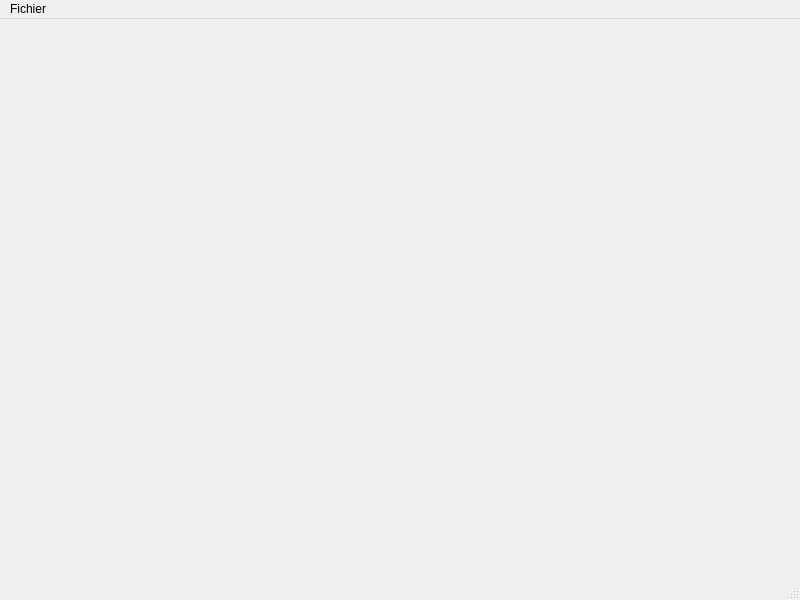
Before: the Qt Designer form LEJEUNE_BOUETE-GIRAUD/interface.ui in GuilhemS31/SpaceX, drawn with Qt 5.
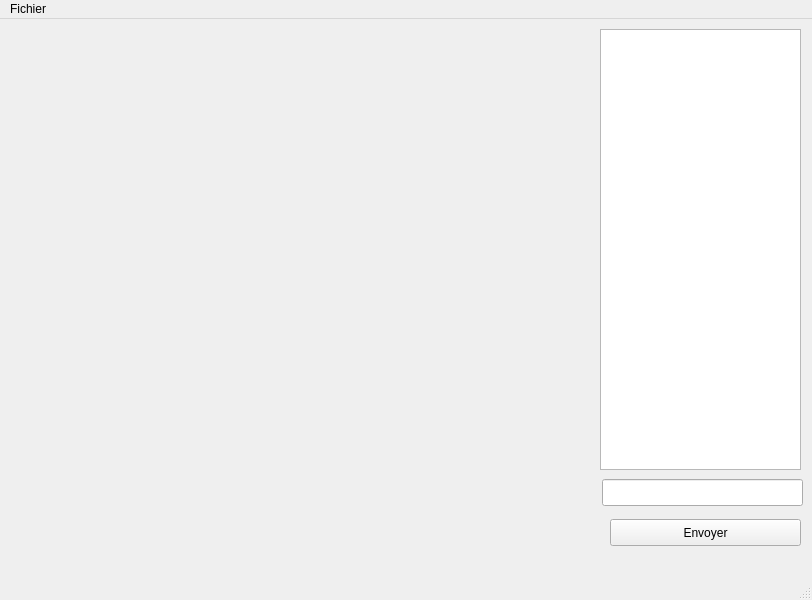
After: the same form once the commit is applied.

Commit message: INTERFACE: je fais des trucs

```diff
--- a/LEJEUNE_BOUETE-GIRAUD/interface.ui
+++ b/LEJEUNE_BOUETE-GIRAUD/interface.ui
@@ -6,7 +6,7 @@
    <rect>
     <x>0</x>
     <y>0</y>
-    <width>800</width>
+    <width>812</width>
     <height>600</height>
    </rect>
   </property>
@@ -17,13 +17,46 @@
    <widget class="QWidget" name="gridLayoutWidget">
     <property name="geometry">
      <rect>
-      <x>70</x>
-      <y>40</y>
-      <width>661</width>
-      <height>471</height>
+      <x>10</x>
+      <y>10</y>
+      <width>581</width>
+      <height>531</height>
      </rect>
     </property>
-    <layout class="QGridLayout" name="QGL_map"/>
+    <layout class="QGridLayout" name="gridLayout"/>
+   </widget>
+   <widget class="QTextBrowser" name="textBrowser">
+    <property name="geometry">
+     <rect>
+      <x>600</x>
+      <y>10</y>
+      <width>201</width>
+      <height>441</height>
+     </rect>
+    </property>
+   </widget>
+   <widget class="QPushButton" name="pushButton">
+    <property name="geometry">
+     <rect>
+      <x>610</x>
+      <y>500</y>
+      <width>191</width>
+      <height>27</height>
+     </rect>
+    </property>
+    <property name="text">
+     <string>Envoyer</string>
+    </property>
+   </widget>
+   <widget class="QLineEdit" name="lineEdit">
+    <property name="geometry">
+     <rect>
+      <x>602</x>
+      <y>460</y>
+      <width>201</width>
+      <height>27</height>
+     </rect>
+    </property>
    </widget>
   </widget>
   <widget class="QMenuBar" name="menubar">
@@ -31,7 +64,7 @@
     <rect>
      <x>0</x>
      <y>0</y>
-     <width>800</width>
+     <width>812</width>
      <height>25</height>
     </rect>
    </property>
```
The commit also changes 1 other file.
